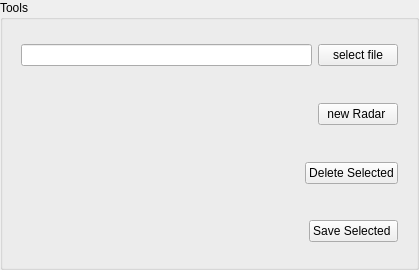
Old version of the form visualization/GUI/pdwtools.ui in the repository sepehrgh98/PyCoolEdit.
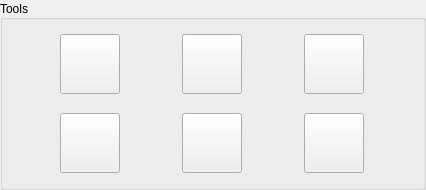
New version of the form. Icons and pictures are not drawn.

```diff
--- a/visualization/GUI/pdwtools.ui
+++ b/visualization/GUI/pdwtools.ui
@@ -6,8 +6,8 @@
    <rect>
     <x>0</x>
     <y>0</y>
-    <width>419</width>
-    <height>270</height>
+    <width>426</width>
+    <height>190</height>
    </rect>
   </property>
   <property name="windowTitle">
@@ -31,99 +31,204 @@
      <property name="title">
       <string>Tools</string>
      </property>
-     <layout class="QVBoxLayout" name="verticalLayout_2">
-      <item>
-       <widget class="QWidget" name="widget" native="true">
-        <layout class="QHBoxLayout" name="horizontalLayout">
-         <item>
-          <widget class="QLineEdit" name="filePathLineEdit"/>
-         </item>
-         <item>
-          <widget class="QPushButton" name="selectFileBtn">
-           <property name="text">
-            <string>select file</string>
-           </property>
-          </widget>
-         </item>
-        </layout>
+     <property name="alignment">
+      <set>Qt::AlignLeading|Qt::AlignLeft|Qt::AlignVCenter</set>
+     </property>
+     <layout class="QGridLayout" name="gridLayout">
+      <property name="leftMargin">
+       <number>0</number>
+      </property>
+      <property name="topMargin">
+       <number>0</number>
+      </property>
+      <property name="rightMargin">
+       <number>0</number>
+      </property>
+      <property name="bottomMargin">
+       <number>0</number>
+      </property>
+      <property name="spacing">
+       <number>5</number>
+      </property>
+      <item row="0" column="4">
+       <widget class="QPushButton" name="newRadarBtn">
+        <property name="minimumSize">
+         <size>
+          <width>60</width>
+          <height>60</height>
+         </size>
+        </property>
+        <property name="maximumSize">
+         <size>
+          <width>60</width>
+          <height>60</height>
+         </size>
+        </property>
+        <property name="text">
+         <string/>
+        </property>
+        <property name="icon">
+         <iconset>
+          <selectedon>../Resources/icons/radar.png</selectedon>
+         </iconset>
+        </property>
+        <property name="iconSize">
+         <size>
+          <width>40</width>
+          <height>40</height>
+         </size>
+        </property>
        </widget>
       </item>
-      <item>
-       <widget class="QWidget" name="widget_2" native="true">
-        <layout class="QHBoxLayout" name="horizontalLayout_2">
-         <item>
-          <spacer name="horizontalSpacer">
-           <property name="orientation">
-            <enum>Qt::Horizontal</enum>
-           </property>
-           <property name="sizeHint" stdset="0">
-            <size>
-             <width>40</width>
-             <height>20</height>
-            </size>
-           </property>
-          </spacer>
-         </item>
-         <item>
-          <widget class="QPushButton" name="newRadarBtn">
-           <property name="text">
-            <string>new Radar </string>
-           </property>
-          </widget>
-         </item>
-        </layout>
+      <item row="0" column="1">
+       <widget class="QPushButton" name="selectFileBtn">
+        <property name="minimumSize">
+         <size>
+          <width>60</width>
+          <height>60</height>
+         </size>
+        </property>
+        <property name="maximumSize">
+         <size>
+          <width>60</width>
+          <height>60</height>
+         </size>
+        </property>
+        <property name="text">
+         <string/>
+        </property>
+        <property name="icon">
+         <iconset>
+          <selectedoff>../Resources/icons/add-file.png</selectedoff>
+          <selectedon>../Resources/icons/download-file.png</selectedon>
+         </iconset>
+        </property>
+        <property name="iconSize">
+         <size>
+          <width>40</width>
+          <height>40</height>
+         </size>
+        </property>
        </widget>
       </item>
-      <item>
-       <widget class="QWidget" name="widget_3" native="true">
-        <layout class="QHBoxLayout" name="horizontalLayout_3">
-         <item>
-          <spacer name="horizontalSpacer_2">
-           <property name="orientation">
-            <enum>Qt::Horizontal</enum>
-           </property>
-           <property name="sizeHint" stdset="0">
-            <size>
-             <width>40</width>
-             <height>20</height>
-            </size>
-           </property>
-          </spacer>
-         </item>
-         <item>
-          <widget class="QPushButton" name="delSelectedBtn">
-           <property name="text">
-            <string>Delete Selected</string>
-           </property>
-          </widget>
-         </item>
-        </layout>
+      <item row="1" column="1">
+       <widget class="QPushButton" name="selectAllBtn">
+        <property name="minimumSize">
+         <size>
+          <width>60</width>
+          <height>60</height>
+         </size>
+        </property>
+        <property name="maximumSize">
+         <size>
+          <width>60</width>
+          <height>60</height>
+         </size>
+        </property>
+        <property name="text">
+         <string/>
+        </property>
+        <property name="icon">
+         <iconset>
+          <selectedon>../Resources/icons/select-all.png</selectedon>
+         </iconset>
+        </property>
+        <property name="iconSize">
+         <size>
+          <width>40</width>
+          <height>40</height>
+         </size>
+        </property>
        </widget>
       </item>
-      <item>
-       <widget class="QWidget" name="widget_4" native="true">
-        <layout class="QHBoxLayout" name="horizontalLayout_4">
-         <item>
-          <spacer name="horizontalSpacer_3">
-           <property name="orientation">
-            <enum>Qt::Horizontal</enum>
-           </property>
-           <property name="sizeHint" stdset="0">
-            <size>
-             <width>40</width>
-             <height>20</height>
-            </size>
-           </property>
-          </spacer>
-         </item>
-         <item>
-          <widget class="QPushButton" name="saveSelectedBtn">
-           <property name="text">
-            <string>Save Selected </string>
-           </property>
-          </widget>
-         </item>
-        </layout>
+      <item row="0" column="3">
+       <widget class="QPushButton" name="showDataBtn">
+        <property name="minimumSize">
+         <size>
+          <width>60</width>
+          <height>60</height>
+         </size>
+        </property>
+        <property name="maximumSize">
+         <size>
+          <width>60</width>
+          <height>60</height>
+         </size>
+        </property>
+        <property name="text">
+         <string/>
+        </property>
+        <property name="icon">
+         <iconset>
+          <selectedon>../Resources/icons/play-button.png</selectedon>
+         </iconset>
+        </property>
+        <property name="iconSize">
+         <size>
+          <width>40</width>
+          <height>40</height>
+         </size>
+        </property>
+       </widget>
+      </item>
+      <item row="1" column="4">
+       <widget class="QPushButton" name="extractBtn">
+        <property name="minimumSize">
+         <size>
+          <width>60</width>
+          <height>60</height>
+         </size>
+        </property>
+        <property name="maximumSize">
+         <size>
+          <width>60</width>
+          <height>60</height>
+         </size>
+        </property>
+        <property name="text">
+         <string/>
+        </property>
+        <property name="icon">
+         <iconset>
+          <selectedon>../Resources/icons/extract.png</selectedon>
+         </iconset>
+        </property>
+        <property name="iconSize">
+         <size>
+          <width>40</width>
+          <height>40</height>
+         </size>
+        </property>
+       </widget>
+      </item>
+      <item row="1" column="3">
+       <widget class="QPushButton" name="clearBtn">
+        <property name="minimumSize">
+         <size>
+          <width>60</width>
+          <height>60</height>
+         </size>
+        </property>
+        <property name="maximumSize">
+         <size>
+          <width>60</width>
+          <height>60</height>
+         </size>
+        </property>
+        <property name="text">
+         <string/>
+        </property>
+        <property name="icon">
+         <iconset>
+          <selectedon>../Resources/icons/delete.png</selectedon>
+         </iconset>
+        </property>
+        <property name="iconSize">
+         <size>
+          <width>40</width>
+          <height>40</height>
+         </size>
+        </property>
        </widget>
       </item>
      </layout>
```
